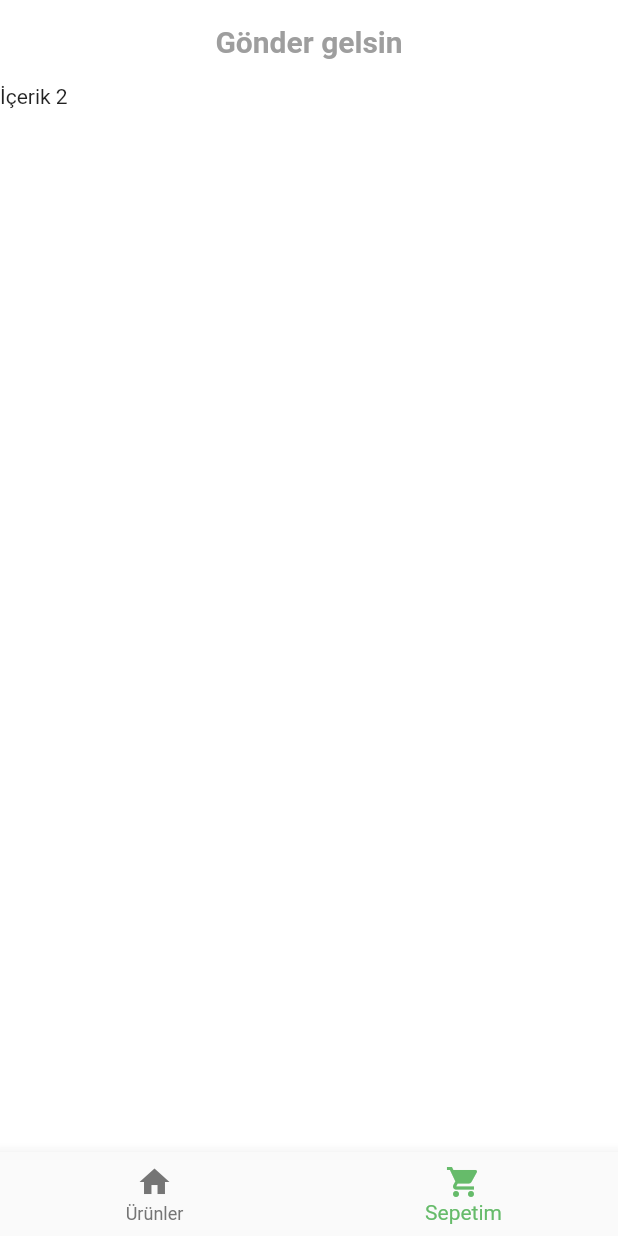
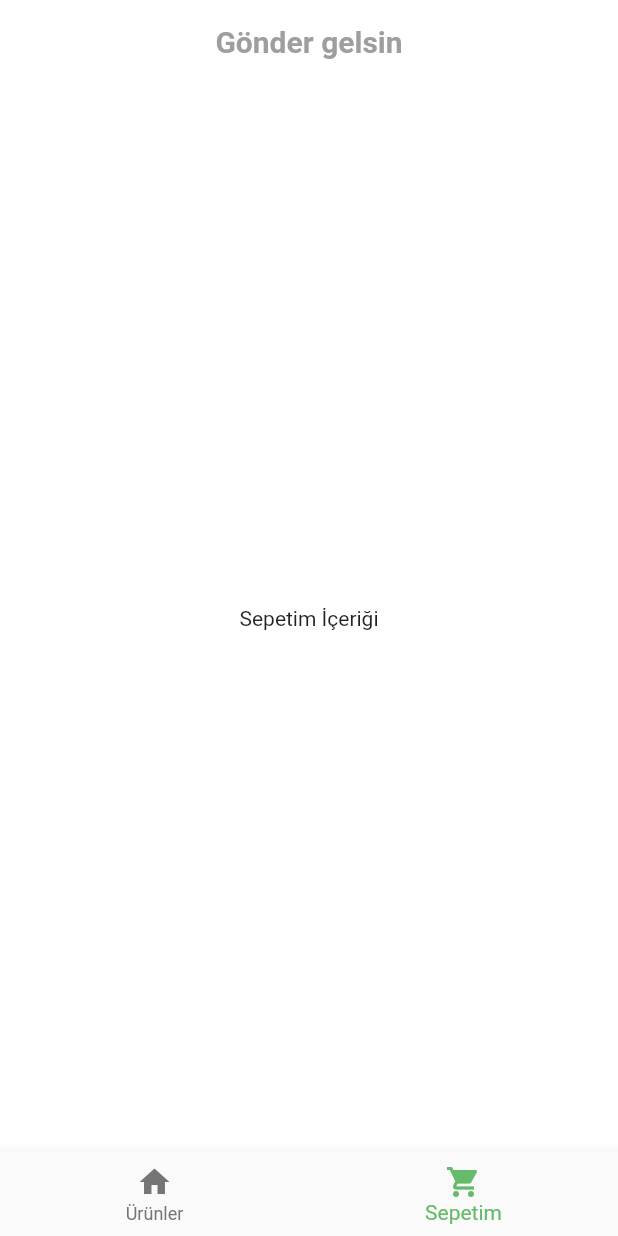
Before and after one commit to shatlykgur/shopping_ui, a Flutter app: the screen it shows after launch, item 2 of the bottom bar chosen, on a phone screen of 412 x 824 dp. Run offline on Flutter 3.47's test engine with Material 2 defaults, Android fonts, the phone set to English and light mode, and no system bars.

Commit message:
sepetim ve urunler dosyaları eklendi

```diff
--- a/lib/main.dart
+++ b/lib/main.dart
@@ -1,4 +1,6 @@
 import 'package:flutter/material.dart';
+import 'package:shopping_ui/sepetim.dart';
+import 'package:shopping_ui/urunler.dart';
 
 void main() => runApp(MyApp());
 
@@ -30,8 +32,8 @@ class _AnaSayfaState extends State<AnaSayfa> {
     super.initState();
 
     _icerikler = [
-      Text("İçerik 1"),
-      Text("İçerik 2"),
+      Urunler(),
+      Sepetim(),
     ];
   }
 
--- /dev/null
+++ b/lib/sepetim.dart
@@ -0,0 +1,12 @@
+import 'package:flutter/material.dart';
+
+class Sepetim extends StatelessWidget {
+  @override
+  Widget build(BuildContext context) {
+    return Center(
+      child: Text(
+        "Sepetim İçeriği"
+      ),
+    );
+  }
+}
--- a/lib/urunler.dart
+++ b/lib/urunler.dart
@@ -8,8 +8,10 @@ class Urunler extends StatefulWidget {
 class _UrunlerState extends State<Urunler> {
   @override
   Widget build(BuildContext context) {
-    return Container(
-
+    return Center(
+      child: Text(
+        "Ürünler İçeriği"
+      ),
     );
   }
 }
```
